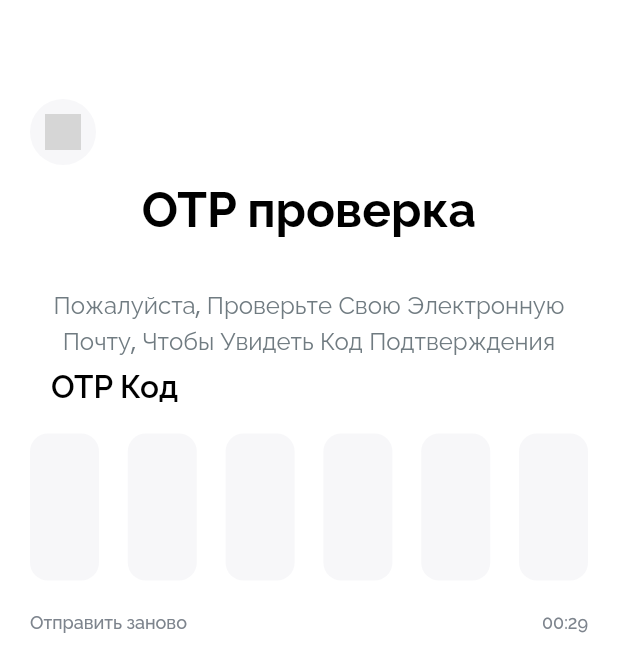
After one commit to drost-dev/matule_me_speedrun, a Flutter app: the OtpVerificationScreen screen opened by its route, on a phone screen of 412 x 824 dp. The commit adds this screen. Shown: the top 672 px of the screen. Run offline on Flutter 3.47's test engine with Material 3 defaults, Android fonts, the phone set to English and light mode, and no system bars; drawn by our look-alikes of flutter_otp_text_field; our stand-ins replace auto_route, google_fonts; grey boxes are pictures that could not be loaded.

Commit message:
otp screen

```diff
--- a/lib/default.dart
+++ b/lib/default.dart
@@ -6,11 +6,19 @@ const _darkGrey = Color.fromRGBO(106, 106, 106, 1);
 
 const _blue = Color.fromRGBO(72, 178, 231, 1);
 
+const _red = Color.fromRGBO(248, 114, 101, 1);
+
 final defaultTheme = ThemeData(
   textTheme: TextTheme(
     displayMedium: const TextStyle(
       fontSize: 32,
       fontWeight: FontWeight.bold,
+      letterSpacing: 0,
+      color: Colors.black,
+    ),
+    headlineMedium: const TextStyle(
+      fontWeight: FontWeight.w600,
+      fontSize: 21,
       letterSpacing: 0,
       color: Colors.black,
     ),
@@ -31,6 +39,15 @@ final defaultTheme = ThemeData(
       letterSpacing: 0,
     ),
 
+    bodyLarge: TextStyle(
+      fontFamily: GoogleFonts.poppins().fontFamily,
+      fontWeight: FontWeight.w600,
+      fontSize: 18,
+      height: 24/18,
+      letterSpacing: 0,
+      color: Colors.black,
+    ),
+
 
     labelLarge: TextStyle(
       fontFamily: GoogleFonts.poppins().fontFamily,
@@ -39,6 +56,11 @@ final defaultTheme = ThemeData(
       height: 16/12,
       color: _darkGrey,
       letterSpacing: 0,
+    ),
+    labelSmall: const TextStyle(
+      fontSize: 12,
+      letterSpacing: 0,
+      color: const Color.fromRGBO(125, 132, 141, 1),
     ),
   ),
   fontFamily: GoogleFonts.raleway().fontFamily,
@@ -56,4 +78,5 @@ extension CustomColors on ColorScheme {
   Color get darkGrey => _darkGrey;
 
   Color get blue => _blue;
+  Color get red => _red;
 }
--- a/lib/router/app_router.dart
+++ b/lib/router/app_router.dart
@@ -1,5 +1,6 @@
 import 'package:auto_route/auto_route.dart';
 import 'package:matule_me_speedrun/screens/forgot_pass/forgot_pass_screen.dart';
+import 'package:matule_me_speedrun/screens/otp_verification/otp_verification_screen.dart';
 import 'package:matule_me_speedrun/screens/sign_in/sign_in_screen.dart';
 import 'package:matule_me_speedrun/screens/sign_up/sign_up_screen.dart';
 part 'app_router.gr.dart';
@@ -11,5 +12,6 @@ class AppRouter extends RootStackRouter {
         AutoRoute(page: SignInRoute.page, path: '/signin', initial: true),
         AutoRoute(page: SignUpRoute.page, path: '/signup'),
         AutoRoute(page: ForgotPassRoute.page, path: '/forgot'),
+        AutoRoute(page: OtpVerificationRoute.page, path: '/otp'),
       ];
 }
--- a/lib/screens/forgot_pass/forgot_pass_screen.dart
+++ b/lib/screens/forgot_pass/forgot_pass_screen.dart
@@ -23,10 +23,6 @@ class _ForgotPassScreenState extends State<ForgotPassScreen> {
       backgroundColor: theme.colorScheme.onSurface,
       appBar: PreferredSize(
         preferredSize: const Size.fromHeight(110),
-        child: GestureDetector(
-          onTap: () {
-            context.router.maybePop();
-          },
         child: SizedBox.expand(
           child: Container(
             padding: const EdgeInsets.only(top: 66, left: 20),
@@ -34,13 +30,14 @@ class _ForgotPassScreenState extends State<ForgotPassScreen> {
             child: SizedBox.square(
               dimension: 44,
               child: IconButton(
-                  onPressed: () {},
+                onPressed: () {
+                  context.router.maybePop();
+                },
                 style: TextButton.styleFrom(
                   backgroundColor: theme.colorScheme.surface,
                 ),
                 icon: const ImageIcon(
                   AssetImage('icons/arrow_left.png'),
-                  ),
                 ),
               ),
             ),
@@ -101,7 +98,7 @@ class _ForgotPassScreenState extends State<ForgotPassScreen> {
                       context: context,
                       builder: (context) {
                         Future.delayed(const Duration(seconds: 3), () {
-                          if (context.mounted) context.router.maybePop();
+                          if (context.mounted) context.router.push(const OtpVerificationRoute());
                         });
 
                         return Dialog(
@@ -164,7 +161,7 @@ class _ForgotPassScreenState extends State<ForgotPassScreen> {
                         );
                       },
                     ).whenComplete(() {
-                      context.router.push(const SignInRoute());
+                      context.router.push(const OtpVerificationRoute());
                     });
                   }
                 },
--- /dev/null
+++ b/lib/screens/otp_verification/otp_verification_screen.dart
@@ -0,0 +1,182 @@
+import 'dart:async';
+
+import 'package:auto_route/auto_route.dart';
+import 'package:flutter/material.dart';
+import 'package:flutter_otp_text_field/flutter_otp_text_field.dart';
+import 'package:matule_me_speedrun/default.dart';
+
+@RoutePage()
+class OtpVerificationScreen extends StatefulWidget {
+  const OtpVerificationScreen({super.key});
+
+  @override
+  State<OtpVerificationScreen> createState() => _OtpVerificationScreenState();
+}
+
+class _OtpVerificationScreenState extends State<OtpVerificationScreen> {
+  String _code = '';
+  late Timer timer;
+  int timerValue = 30;
+
+  @override
+  void initState() {
+    timer = Timer.periodic(const Duration(seconds: 1), (t) {
+      if (t.tick > 30) {
+        t.cancel();
+        setState(() {
+          timerValue = 30;
+        });
+      } else {
+        setState(() {
+          timerValue--;
+        });
+      }
+    });
+    super.initState();
+  }
+
+  @override
+  void dispose() {
+    timer.cancel();
+    super.dispose();
+  }
+
+  @override
+  Widget build(BuildContext context) {
+    final theme = Theme.of(context);
+    return Scaffold(
+      backgroundColor: theme.colorScheme.onSurface,
+      appBar: PreferredSize(
+        preferredSize: const Size.fromHeight(110),
+        child: SizedBox.expand(
+          child: Container(
+            padding: const EdgeInsets.only(top: 66, left: 20),
+            alignment: Alignment.bottomLeft,
+            child: SizedBox.square(
+              dimension: 44,
+              child: IconButton(
+                onPressed: () {
+                  context.router.maybePop();
+                },
+                style: TextButton.styleFrom(
+                  backgroundColor: theme.colorScheme.surface,
+                ),
+                icon: const ImageIcon(
+                  AssetImage('icons/arrow_left.png'),
+                ),
+              ),
+            ),
+          ),
+        ),
+      ),
+      body: Container(
+        constraints: const BoxConstraints(minHeight: 313),
+        padding: const EdgeInsets.only(top: 11, left: 20, right: 20),
+        child: Column(
+          mainAxisSize: MainAxisSize.min,
+          mainAxisAlignment: MainAxisAlignment.spaceBetween,
+          crossAxisAlignment: CrossAxisAlignment.stretch,
+          children: [
+            Container(
+              margin: const EdgeInsets.symmetric(horizontal: 10),
+              constraints: const BoxConstraints(minHeight: 118),
+              child: Column(
+                mainAxisSize: MainAxisSize.min,
+                mainAxisAlignment: MainAxisAlignment.spaceBetween,
+                children: [
+                  Text(
+                    'OTP проверка',
+                    style: theme.textTheme.displayMedium,
+                  ),
+                  Text(
+                    'Пожалуйста, Проверьте Свою Электронную Почту, Чтобы Увидеть Код Подтверждения',
+                    style: theme.textTheme.titleLarge,
+                    textAlign: TextAlign.center,
+                  ),
+                ],
+              ),
+            ),
+            Container(
+              constraints: const BoxConstraints(minHeight: 179),
+              child: Column(
+                mainAxisSize: MainAxisSize.min,
+                mainAxisAlignment: MainAxisAlignment.spaceBetween,
+                crossAxisAlignment: CrossAxisAlignment.stretch,
+                children: [
+                  Padding(
+                    padding: const EdgeInsets.only(left: 14),
+                    child: Text(
+                      'OTP Код',
+                      style: theme.textTheme.headlineMedium,
+                      textAlign: TextAlign.left,
+                    ),
+                  ),
+                  OtpTextField(
+                    onSubmit: (value) {
+                      setState(() {
+                        _code = value;
+                      });
+                    },
+                    numberOfFields: 6,
+                    margin: EdgeInsets.zero,
+                    mainAxisAlignment: MainAxisAlignment.spaceBetween,
+                    fieldHeight: 99,
+                    fieldWidth: 46,
+                    textStyle: theme.textTheme.bodyLarge,
+                    hasCustomInputDecoration: true,
+                    decoration: InputDecoration(
+                      focusedBorder: OutlineInputBorder(
+                        borderRadius: BorderRadius.circular(12),
+                        borderSide:
+                            BorderSide(color: theme.colorScheme.red, width: 1),
+                      ),
+                      counterText: '',
+                      contentPadding: const EdgeInsets.symmetric(vertical: 37),
+                      filled: true,
+                      fillColor: theme.colorScheme.surface,
+                      border: OutlineInputBorder(
+                        borderRadius: BorderRadius.circular(12),
+                        borderSide: BorderSide.none,
+                      ),
+                    ),
+                  ),
+                  GestureDetector(
+                    onTap: () {
+                      setState(() {
+                        timer = Timer.periodic(const Duration(seconds: 1), (t) {
+                          if (t.tick > 30) {
+                            t.cancel();
+                            setState(() {
+                              timerValue = 30;
+                            });
+                          } else {
+                            setState(() {
+                              timerValue--;
+                            });
+                          }
+                        });
+                      });
+                    },
+                    child: Row(
+                      mainAxisAlignment: MainAxisAlignment.spaceBetween,
+                      children: [
+                        Text(
+                          'Отправить заново',
+                          style: theme.textTheme.labelSmall,
+                        ),
+                        Text(
+                          '00:${timerValue.toString().padLeft(2, '0')}',
+                          style: theme.textTheme.labelSmall,
+                        ),
+                      ],
+                    ),
+                  ),
+                ],
+              ),
+            ),
+          ],
+        ),
+      ),
+    );
+  }
+}
--- a/lib/screens/sign_in/sign_in_screen.dart
+++ b/lib/screens/sign_in/sign_in_screen.dart
@@ -26,10 +26,6 @@ class _SignInScreenState extends State<SignInScreen> {
       backgroundColor: theme.colorScheme.onSurface,
       appBar: PreferredSize(
         preferredSize: const Size.fromHeight(110),
-        child: GestureDetector(
-          onTap: () {
-            context.router.maybePop();
-          },
         child: SizedBox.expand(
           child: Container(
             padding: const EdgeInsets.only(top: 66, left: 20),
@@ -37,13 +33,14 @@ class _SignInScreenState extends State<SignInScreen> {
             child: SizedBox.square(
               dimension: 44,
               child: IconButton(
-                  onPressed: () {},
+                onPressed: () {
+                  context.router.maybePop();
+                },
                 style: TextButton.styleFrom(
                   backgroundColor: theme.colorScheme.surface,
                 ),
                 icon: const ImageIcon(
                   AssetImage('icons/arrow_left.png'),
-                  ),
                 ),
               ),
             ),
--- a/lib/screens/sign_up/sign_up_screen.dart
+++ b/lib/screens/sign_up/sign_up_screen.dart
@@ -31,10 +31,6 @@ class _SignUpScreenState extends State<SignUpScreen> {
       backgroundColor: theme.colorScheme.onSurface,
       appBar: PreferredSize(
         preferredSize: const Size.fromHeight(110),
-        child: GestureDetector(
-          onTap: () {
-            context.router.maybePop();
-          },
         child: SizedBox.expand(
           child: Container(
             padding: const EdgeInsets.only(top: 66, left: 20),
@@ -42,13 +38,14 @@ class _SignUpScreenState extends State<SignUpScreen> {
             child: SizedBox.square(
               dimension: 44,
               child: IconButton(
-                  onPressed: () {},
+                onPressed: () {
+                  context.router.maybePop();
+                },
                 style: TextButton.styleFrom(
                   backgroundColor: theme.colorScheme.surface,
                 ),
                 icon: const ImageIcon(
                   AssetImage('icons/arrow_left.png'),
-                  ),
                 ),
               ),
             ),
--- a/pubspec.yaml
+++ b/pubspec.yaml
@@ -10,6 +10,7 @@ dependencies:
   auto_route: ^9.3.0+1
   flutter:
     sdk: flutter
+  flutter_otp_text_field: ^1.4.0+2
   google_fonts: ^6.2.1
 
 dev_dependencies:
```
Also changed, not shown: lib/router/app_router.gr.dart, pubspec.lock. Lines whose indentation alone changed are shown as unchanged.
